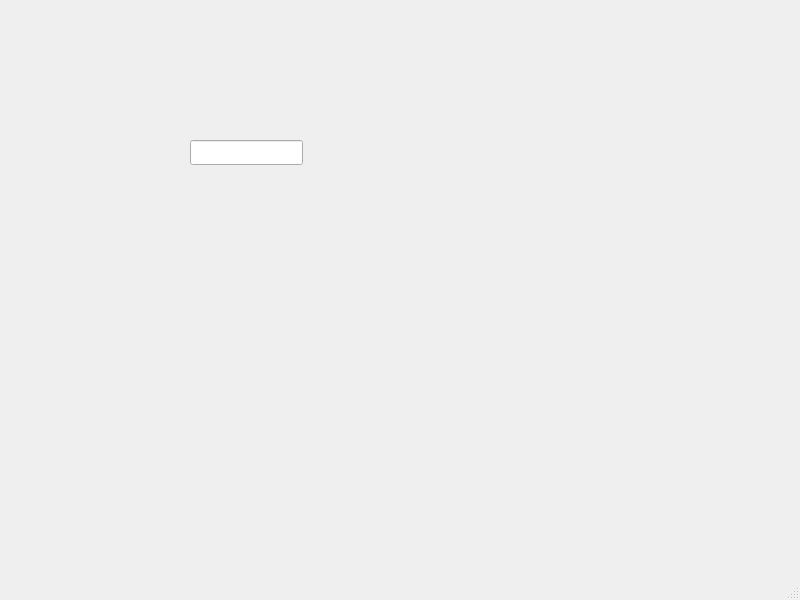
First picture: the form in Src/MainWindow/mainwindow.ui, repository xiaosongzhi/LowUpLimp, before the edit.
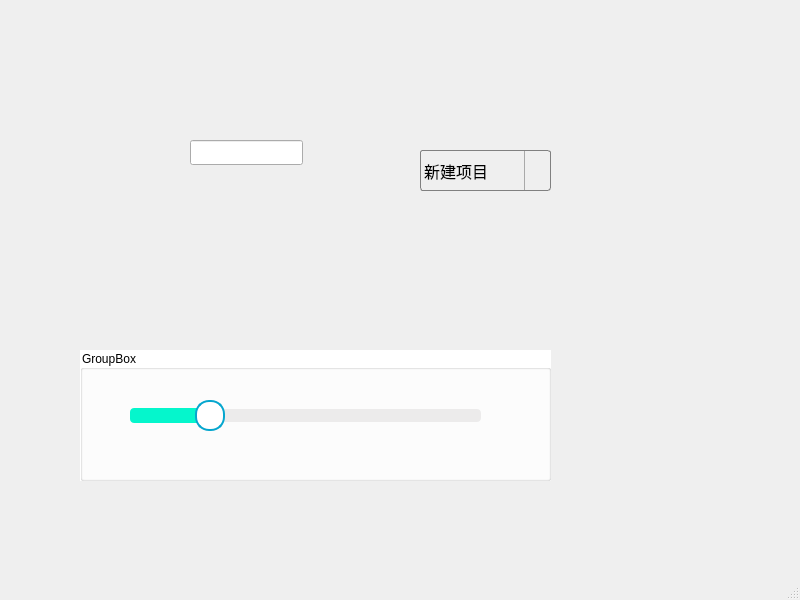
Second picture: the form after the edit.

Commit message: 优化控件显示效果并测试

Patch:
```diff
--- a/Src/MainWindow/mainwindow.ui
+++ b/Src/MainWindow/mainwindow.ui
@@ -24,6 +24,323 @@
      </rect>
     </property>
    </widget>
+   <widget class="QGroupBox" name="groupBox">
+    <property name="geometry">
+     <rect>
+      <x>80</x>
+      <y>350</y>
+      <width>471</width>
+      <height>131</height>
+     </rect>
+    </property>
+    <property name="styleSheet">
+     <string notr="true">#groupBox{background:white;}</string>
+    </property>
+    <property name="title">
+     <string>GroupBox</string>
+    </property>
+    <widget class="QSlider" name="horizontalSlider">
+     <property name="geometry">
+      <rect>
+       <x>50</x>
+       <y>50</y>
+       <width>351</width>
+       <height>31</height>
+      </rect>
+     </property>
+     <property name="styleSheet">
+      <string notr="true">/**********首先指定是水平还是竖直*不添加此代码，下方不起作用******/
+QSlider::groove:horizontal {
+border: 0px solid #bbb;
+}
+/*1.滑动过的槽设计参数*/
+QSlider::sub-page:horizontal {
+ /*槽颜色*/
+background: #05F6CC;
+ /*外环区域倒圆角度*/
+border-radius: 4px;
+ /*上遮住区域高度*/
+margin-top:8px;
+ /*下遮住区域高度*/
+margin-bottom:8px;
+/*width在这里无效，不写即可*/
+}
+
+/*2.未滑动过的槽设计参数*/
+QSlider::add-page:horizontal {
+/*槽颜色*/
+background: #ECEBEB;
+/*外环大小0px就是不显示，默认也是0*/
+border: 0px solid #777;
+/*外环区域倒圆角度*/
+border-radius: 4px;
+ /*上遮住区域高度*/
+margin-top:9px;
+ /*下遮住区域高度*/
+margin-bottom:9px;
+}
+
+
+
+
+/*3.平时滑动的滑块设计参数*/
+/**********使用纯代码实现*****/
+QSlider::handle:horizontal {
+/*滑块颜色*/
+background: rgb(255,255,255);
+/*滑块的宽度*/
+width: 26px;
+/*滑块外环为1px，再加颜色*/
+border: 2px solid #05A6CE;
+ /*滑块外环倒圆角度*/
+border-radius: 14px; 
+ /*上遮住区域高度*/
+margin-top:0px;
+ /*下遮住区域高度*/
+margin-bottom:0px;
+}
+
+/*4.手动拉动时显示的滑块设计参数*/
+QSlider::handle:horizontal:hover {
+/*滑块颜色*/
+background: rgb(193,204,208);
+/*滑块的宽度*/
+width: 30px;
+/*滑块外环为1px，再加颜色*/
+border: 1px solid rgb(193,204,208);
+ /*滑块外环倒圆角度*/
+border-radius: 5px; 
+ /*上遮住区域高度*/
+margin-top:4px;
+ /*下遮住区域高度*/
+margin-bottom:4px;
+}
+
+</string>
+     </property>
+     <property name="value">
+      <number>20</number>
+     </property>
+     <property name="orientation">
+      <enum>Qt::Horizontal</enum>
+     </property>
+    </widget>
+   </widget>
+   <widget class="QComboBox" name="comboBox">
+    <property name="geometry">
+     <rect>
+      <x>420</x>
+      <y>150</y>
+      <width>131</width>
+      <height>41</height>
+     </rect>
+    </property>
+    <property name="font">
+     <font>
+      <family>黑体</family>
+      <pointsize>12</pointsize>
+     </font>
+    </property>
+    <property name="styleSheet">
+     <string notr="true">/* 未下拉时，QComboBox的样式 */
+QComboBox {
+    border: 1px solid gray;   /* 边框 */
+    border-radius: 3px;   /* 圆角 */
+    padding: 1px 18px 1px 3px;   /* 字体填衬 */
+    color: #000;
+    background: transparent;
+}
+
+/* 下拉后，整个下拉窗体样式 */
+QComboBox QAbstractItemView {
+    outline: 2px solid gray;   /* 选定项的虚框 */
+    border: 1px solid yellow;   /* 整个下拉窗体的边框 */
+    color: black;
+    background-color: white;   /* 整个下拉窗体的背景色 */
+    selection-background-color: lightgreen;   /* 整个下拉窗体被选中项的背景色 */
+}
+
+/* 下拉后，整个下拉窗体每项的样式-此项起作用后，整个下拉窗体的样式则被顶替了 */
+QComboBox QAbstractItemView::item {
+    height: 50px;   /* 项的高度（设置pComboBox-&gt;setView(new QListView());后，该项才起作用） */
+	font: normal normal 25px &quot;黑体&quot;;/********字体未起作用***********/
+}
+ 
+/* 下拉后，整个下拉窗体越过每项的样式 */
+QComboBox QAbstractItemView::item:hover {
+    color: #FFFFFF;
+    background-color: lightgreen;   /* 整个下拉窗体越过每项的背景色 */
+}
+/* 下拉后，整个下拉窗体被选择的每项的样式 */
+QComboBox QAbstractItemView::item:selected {
+    color: #FFFFFF;
+    background-color: lightgreen;
+}
+
+/* QComboBox中的垂直滚动条 */
+QComboBox QAbstractScrollArea QScrollBar:vertical {
+    width: 10px;
+    background-color: #d0d2d4;   /* 空白区域的背景色  灰色green */
+}
+QComboBox QAbstractScrollArea QScrollBar::handle:vertical {
+    border-radius: 5px;   /* 圆角 */
+    background: rgb(160,160,160);   /* 小方块的背景色深灰lightblue */
+}
+
+QComboBox QAbstractScrollArea QScrollBar::handle:vertical:hover {
+    background: rgb(90, 91, 93);   /* 越过小方块的背景色yellow */
+}
+/* 下拉框样式 */
+QComboBox::drop-down {
+    subcontrol-origin: padding;   /* 子控件在父元素中的原点矩形。如果未指定此属性，则默认为padding。 */
+    subcontrol-position: top right;   /* 下拉框的位置（右上） */
+    width: 25px;   /* 下拉框的宽度 */
+ 
+    border-left-width: 1px;   /* 下拉框的左边界线宽度 */
+    border-left-color: darkgray;   /* 下拉框的左边界线颜色 */
+    border-left-style: solid;   /* 下拉框的左边界线为实线 */
+    border-top-right-radius: 3px;   /* 下拉框的右上边界线的圆角半径（应和整个QComboBox右上边界线的圆角半径一致） */
+    border-bottom-right-radius: 3px;   /* 同上 */
+}
+
+</string>
+    </property>
+    <item>
+     <property name="text">
+      <string>新建项目</string>
+     </property>
+    </item>
+    <item>
+     <property name="text">
+      <string>新建项目</string>
+     </property>
+    </item>
+    <item>
+     <property name="text">
+      <string>新建项目</string>
+     </property>
+    </item>
+    <item>
+     <property name="text">
+      <string>新建项目</string>
+     </property>
+    </item>
+    <item>
+     <property name="text">
+      <string>新建项目</string>
+     </property>
+    </item>
+    <item>
+     <property name="text">
+      <string>新建项目</string>
+     </property>
+    </item>
+    <item>
+     <property name="text">
+      <string>新建项目</string>
+     </property>
+    </item>
+    <item>
+     <property name="text">
+      <string>新建项目</string>
+     </property>
+    </item>
+    <item>
+     <property name="text">
+      <string>新建项目</string>
+     </property>
+    </item>
+    <item>
+     <property name="text">
+      <string>新建项目</string>
+     </property>
+    </item>
+    <item>
+     <property name="text">
+      <string>新建项目</string>
+     </property>
+    </item>
+    <item>
+     <property name="text">
+      <string>新建项目</string>
+     </property>
+    </item>
+    <item>
+     <property name="text">
+      <string>新建项目</string>
+     </property>
+    </item>
+    <item>
+     <property name="text">
+      <string>新建项目</string>
+     </property>
+    </item>
+    <item>
+     <property name="text">
+      <string>新建项目</string>
+     </property>
+    </item>
+    <item>
+     <property name="text">
+      <string>新建项目</string>
+     </property>
+    </item>
+    <item>
+     <property name="text">
+      <string>新建项目</string>
+     </property>
+    </item>
+    <item>
+     <property name="text">
+      <string>新建项目</string>
+     </property>
+    </item>
+    <item>
+     <property name="text">
+      <string>新建项目</string>
+     </property>
+    </item>
+    <item>
+     <property name="text">
+      <string>新建项目</string>
+     </property>
+    </item>
+    <item>
+     <property name="text">
+      <string>新建项目</string>
+     </property>
+    </item>
+    <item>
+     <property name="text">
+      <string>新建项目</string>
+     </property>
+    </item>
+    <item>
+     <property name="text">
+      <string>新建项目</string>
+     </property>
+    </item>
+    <item>
+     <property name="text">
+      <string>新建项目</string>
+     </property>
+    </item>
+    <item>
+     <property name="text">
+      <string>新建项目</string>
+     </property>
+    </item>
+    <item>
+     <property name="text">
+      <string>新建项目</string>
+     </property>
+    </item>
+    <item>
+     <property name="text">
+      <string>新建项目</string>
+     </property>
+    </item>
+   </widget>
   </widget>
   <widget class="QMenuBar" name="menubar">
    <property name="geometry">
```
The commit also changes 9 other files.
